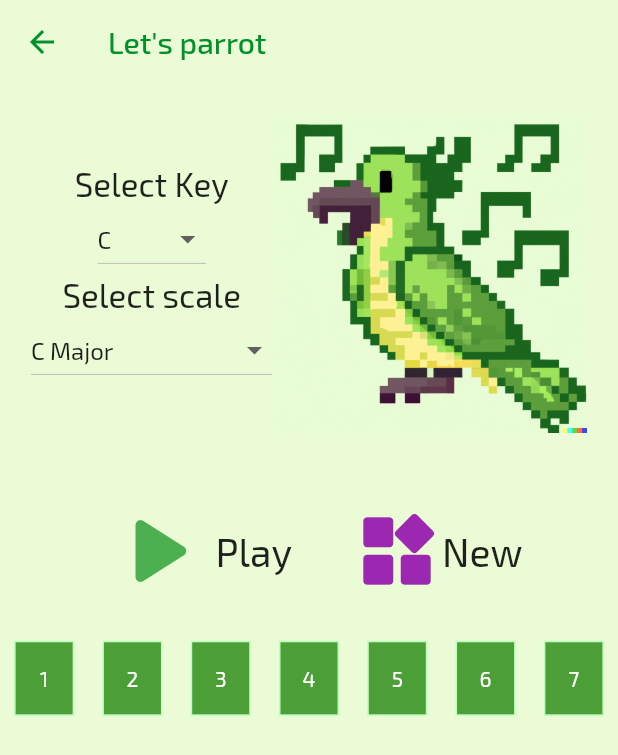
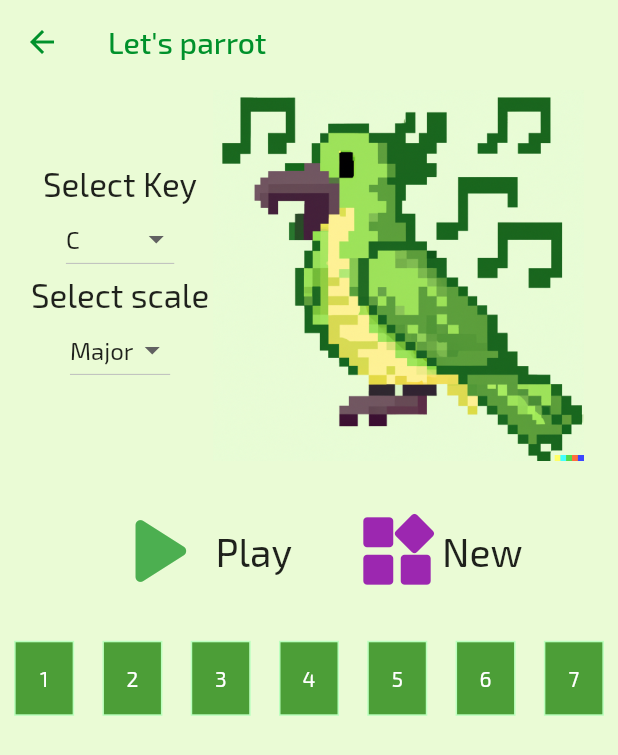
Before and after one commit to facundograpsas/music_parrot, a Flutter app: the screen it shows after launch, after a tap on "Let's parrot!", on a phone screen of 412 x 824 dp. Shown: the top 755 px of the screen. Run offline on Flutter 3.47's test engine with Material 2 defaults, Android fonts, the light colour scheme and no system bars; our stand-ins replace get; missing offline and left inert: flutter_midi.

Commit message:
some cleaning, some refactor...

```diff
--- a/lib/constants/constants.dart
+++ b/lib/constants/constants.dart
@@ -1,45 +1,4 @@
-import 'package:flutter/material.dart';
-
-class AppColors {
-  AppColors._();
-
-  // Dark Theme colors
-  static const Color darkGrey = Color(0xff303041);
-  static const Color lightGrey = Color(0xFF3D3A50);
-  static const Color white = Color(0xFF0EA2F6);
-  static const Color burgundy = Color(0xFF880d1e);
-  static const Color spaceCadet = Color(0xFFF4FCFE);
-
-  // Light Theme Colors
-  // static const Color babyGreen = Color.fromARGB(255, 217, 250, 173);
-  // static const Color cakeGreen = Color.fromARGB(255, 191, 236, 189);
-  // static const Color parrotGreen = Color.fromARGB(255, 42, 214, 42);
-  // static const Color cakeYellow = Color.fromARGB(255, 249, 255, 169);
-  // static const Color darkGreen = Color.fromARGB(255, 0, 155, 13);
-}
-
 class Tones {
-  static Map notesList2 = {
-    'C': Tone('C', 60, false),
-    'C#': Tone('C#', 61, false),
-    'Db': Tone('Db', 61, false),
-    'D': Tone('D', 62, false),
-    'D#': Tone('D#', 63, false),
-    'Eb': Tone('Eb', 63, false),
-    'E': Tone('c', 64, false),
-    'F': Tone('c', 65, false),
-    'F#': Tone('c', 66, false),
-    'Gb': Tone('c', 66, false),
-    'G': Tone('c', 67, false),
-    'G#': Tone('c', 68, false),
-    'Ab': Tone('c', 68, false),
-    'A': Tone('c', 69, false),
-    'A#': Tone('c', 70, false),
-    'Bb': Tone('c', 70, false),
-    'B': Tone('c', 71, false),
-    'C2': Tone('c', 72, false)
-  };
-
   static Map toneMap = {
     'C': 60,
     'C#/Db': 61,
@@ -60,35 +19,13 @@ class Tones {
 }
 
 class Scales {
-  static List<String> scalesNames = [
-    'C Major',
-    'C minor',
-    'C minor pentatonic'
-  ];
-
-  static List<Tone?> cMajor = [
-    Tones.notesList2['C'],
-    Tones.notesList2['D'],
-    Tones.notesList2['E'],
-    Tones.notesList2['F'],
-    Tones.notesList2['G'],
-    Tones.notesList2['A'],
-    Tones.notesList2['B'],
-    Tones.notesList2['C2'],
-  ];
+  static Map<String, List<int>> scales = {
+    'Major': majorPattern,
+    'Minor': minorPattern
+  };
 
   static List<int> majorPattern = [2, 2, 1, 2, 2, 2, 1];
-
-  static List<Tone?> cMinor = [
-    Tones.notesList2['C'],
-    Tones.notesList2['D'],
-    Tones.notesList2['Eb'],
-    Tones.notesList2['F'],
-    Tones.notesList2['G'],
-    // Tones.notesList2['Ab'],
-    // Tones.notesList2['Bb'],
-    // Tones.notesList2['C2'],
-  ];
+  static List<int> minorPattern = [2, 1, 2, 2, 1, 2, 2];
 }
 
 class Tone {
--- a/lib/controllers/scales_controller.dart
+++ b/lib/controllers/scales_controller.dart
@@ -7,11 +7,14 @@ class ScalesController extends GetxController {
   var initialKeyNumber = 60.obs;
   var currentKeyNumber = 60.obs;
 
+  var initialScale = 'Major'.obs;
+  var currentScalePattern = Scales.scales['Major'].obs;
+
   @override
   void onReady() {
     super.onReady();
     currentScale.value = [
-      ...Scales.majorPattern.map((e) {
+      ...currentScalePattern.value!.map((e) {
         var tone = Tone('', initialKeyNumber.value, false).obs;
         initialKeyNumber += e;
         return tone;
@@ -25,7 +28,18 @@ class ScalesController extends GetxController {
     currentKeyNumber.listen((newKey) {
       initialKeyNumber.value = newKey;
       currentScale.value = [
-        ...Scales.majorPattern.map((e) {
+        ...currentScalePattern.value!.map((e) {
+          var tone = Tone('', initialKeyNumber.value, false).obs;
+          initialKeyNumber += e;
+          return tone;
+        })
+      ];
+    });
+
+    currentScalePattern.listen((newScale) {
+      initialKeyNumber.value = currentKeyNumber.value;
+      currentScale.value = [
+        ...currentScalePattern.value!.map((e) {
           var tone = Tone('', initialKeyNumber.value, false).obs;
           initialKeyNumber += e;
           return tone;
@@ -39,8 +53,6 @@ class ScalesController extends GetxController {
   var scaleName = 'C Major'.obs;
 
   changeScale(scale) {
-    if (scale == 'cMinor') {
-      currentScale.value = [...Scales.cMinor.map((e) => e.obs)].obs;
-    }
+    currentScalePattern.value = scale;
   }
 }
--- a/lib/screens/lets_parrot_screen.dart
+++ b/lib/screens/lets_parrot_screen.dart
@@ -137,16 +137,22 @@ class _ScalesDropDownState extends State<ScalesDropDown> {
 
   @override
   Widget build(BuildContext context) {
-    return Obx(() => DropdownButton<String>(
-        value: controller.scaleName.value,
-        items: Scales.scalesNames.map<DropdownMenuItem<String>>((String value) {
-          return DropdownMenuItem<String>(value: value, child: Text(value));
-        }).toList(),
+    return Obx(() => DropdownButton(
+        value: controller.currentScalePattern.value,
+        items: Scales.scales
+            .map((scale, pattern) {
+              return MapEntry(
+                  scale,
+                  DropdownMenuItem<List<int>>(
+                      value: pattern, child: Text(scale)));
+            })
+            .values
+            .toList(),
         onChanged: onChanged));
   }
 
   void onChanged(value) {
-    controller.scaleName.value = value;
+    controller.changeScale(value);
   }
 }
 
```
